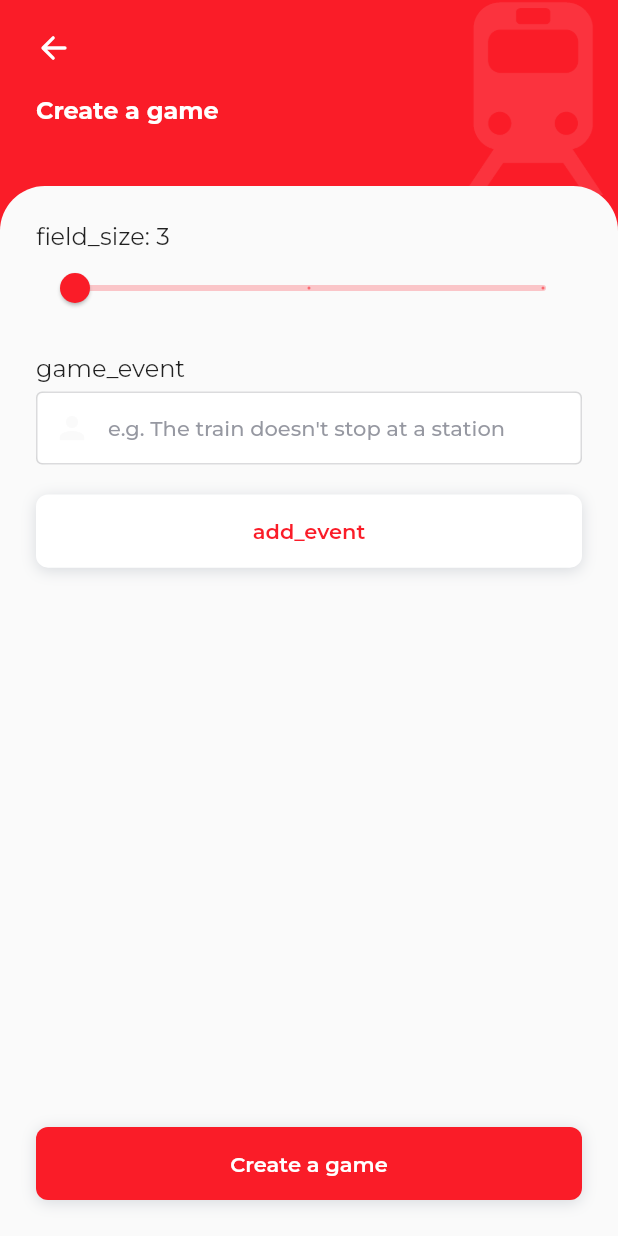
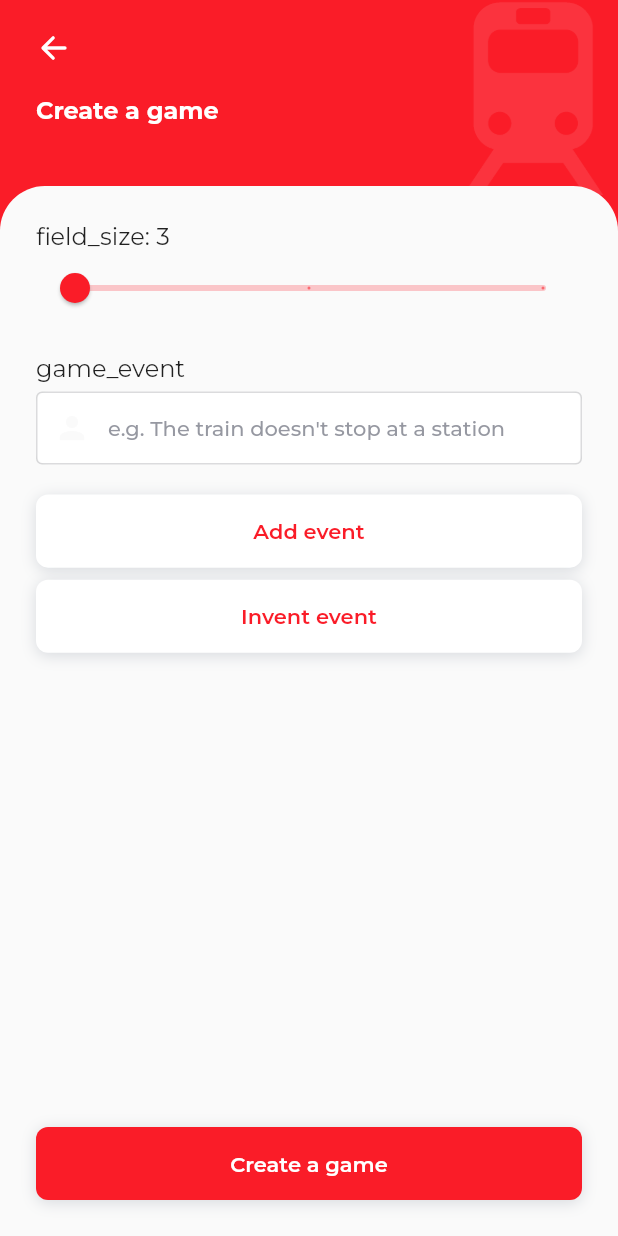
Before and after one commit to iieo/bahn_bingo, a Flutter app: the screen it shows after launch, after a tap on "Create a game", on a phone screen of 412 x 824 dp. Run offline on Flutter 3.47's test engine with Material 2 defaults, Android fonts, the phone set to English and light mode, and no system bars; our stand-ins replace another_flushbar, cloud_firestore, dio, event_bus, firebase_core, flutter_mobx and 9 more; missing offline and left inert: xxtea; accounts and stored records are empty; generated files the repository leaves out were written again.

```diff
--- a/assets/lang/en.json
+++ b/assets/lang/en.json
@@ -18,5 +18,9 @@
   "game_finished": "Game finished",
   "exit_game": "Exit game",
   "change_theme": "Change theme",
-  "undo_bingo": "Undo bingo"
+  "undo_bingo": "Undo bingo",
+  "add_event": "Add event",
+  "invent_event": "Invent event",
+  "share_game": "Share game",
+  "share_game_text": "Hey, wanna play Bahn Bingo with me? My game id is"
 }
--- a/lib/data/network/firebase/firebase_game.dart
+++ b/lib/data/network/firebase/firebase_game.dart
@@ -114,4 +114,10 @@ class FirebaseGame {
     }
     return false;
   }
+
+  Future<List<String>> getSuggestions() async {
+    final document =
+        await _firestore.collection("suggestions").doc("DE_de").get();
+    return List<String>.from(document.data()?["events"] ?? []);
+  }
 }
--- a/lib/data/repository/game/game_repository_impl.dart
+++ b/lib/data/repository/game/game_repository_impl.dart
@@ -84,5 +84,11 @@ class GameRepositoryImpl extends GameRepository {
   }
 
   @override
+  Future<String> getSuggestion() async {
+    List<String> suggestions = await _firebaseGame.getSuggestions();
+    return suggestions[Random().nextInt(suggestions.length)];
+  }
+
+  @override
   Future<bool> removeGameId() => _sharedPrefsHelper.removeGameId();
 }
--- a/lib/domain/di/module/usecase_module.dart
+++ b/lib/domain/di/module/usecase_module.dart
@@ -1,6 +1,7 @@
 import 'dart:async';
 
 import 'package:bahn_bingo/domain/repository/game/game_repository.dart';
+import 'package:bahn_bingo/domain/usecase/create/get_suggestion_usecase.dart';
 import 'package:bahn_bingo/domain/usecase/game/call_bingo_usecase.dart';
 import 'package:bahn_bingo/domain/usecase/game/create_game_usecase.dart';
 import 'package:bahn_bingo/domain/usecase/game/exit_game_usecase.dart';
@@ -38,5 +39,8 @@ mixin UseCaseModule {
     getIt.registerSingleton<IsGameFinishedUseCase>(
       IsGameFinishedUseCase(getIt<GameRepository>()),
     );
+    getIt.registerSingleton<GetSuggestionUseCase>(
+      GetSuggestionUseCase(getIt<GameRepository>()),
+    );
   }
 }
--- a/lib/domain/repository/game/game_repository.dart
+++ b/lib/domain/repository/game/game_repository.dart
@@ -17,4 +17,6 @@ abstract class GameRepository {
   Future<bool> isGameFinished(String gameId);
 
   Future<bool> callBingo(String gameId);
+
+  Future<String> getSuggestion();
 }
--- a/lib/presentation/create_game/create_game.dart
+++ b/lib/presentation/create_game/create_game.dart
@@ -158,6 +158,10 @@ class _CreateGameScreenState extends State<CreateGameScreen> {
                   height: 20,
                 ),
                 _buildAddEventButton(),
+                const SizedBox(
+                  height: 8,
+                ),
+                _buildAddInventButton(),
               ],
             ))),
             _buildEventList(),
@@ -222,6 +226,13 @@ class _CreateGameScreenState extends State<CreateGameScreen> {
           }
         },
         text: AppLocalizations.of(context).translate('add_event'));
+  }
+
+  Widget _buildAddInventButton() {
+    return AppButton(
+        type: ButtonType.PLAIN,
+        onPressed: _eventsStore.inventEvent,
+        text: AppLocalizations.of(context).translate('invent_event'));
   }
 
   Widget _buildAmountSlider() {
--- a/lib/presentation/di/module/store_module.dart
+++ b/lib/presentation/di/module/store_module.dart
@@ -8,6 +8,7 @@ import 'package:bahn_bingo/core/stores/game/game_store.dart';
 import 'package:bahn_bingo/core/stores/language/language_store.dart';
 import 'package:bahn_bingo/core/stores/theme/theme_store.dart';
 import 'package:bahn_bingo/domain/repository/setting/setting_repository.dart';
+import 'package:bahn_bingo/domain/usecase/create/get_suggestion_usecase.dart';
 import 'package:bahn_bingo/domain/usecase/game/call_bingo_usecase.dart';
 import 'package:bahn_bingo/domain/usecase/game/create_game_usecase.dart';
 import 'package:bahn_bingo/domain/usecase/game/exit_game_usecase.dart';
@@ -25,12 +26,13 @@ mixin StoreModule {
     getIt.registerFactory(
       () => JoinGameStore(getIt<GameErrorStore>(), getIt<ErrorStore>()),
     );
+    // stores:------------------------------------------------------------------
+
     getIt.registerFactory(() => CreateGameStore(
           getIt<GameErrorStore>(),
           getIt<ErrorStore>(),
+          getIt<GetSuggestionUseCase>(),
         ));
-
-    // stores:------------------------------------------------------------------
 
     getIt.registerSingleton<GameStore>(
       GameStore(
--- a/pubspec.yaml
+++ b/pubspec.yaml
@@ -65,6 +65,7 @@ dependencies:
   jose: ^0.3.4
   json_annotation: ^4.8.1
   flutter_animate: ^4.2.0+1
+  share_plus: ^7.2.1
   # Y
   # Z
 
```
Also changed, not shown: lib/core/stores/form/create_game_store.dart (+12 -2 lines), lib/domain/usecase/create/get_suggestion_usecase.dart (added, +14 -0 lines), lib/presentation/game_field/components/bingo_grid_item.dart (+7 -1 lines), lib/presentation/game_field/components/game_field_action_menu.dart (+13 -10 lines), lib/core/stores/form/create_game_store.g.dart, lib/core/stores/form/form_store.g.dart (deleted), 5 other files.
